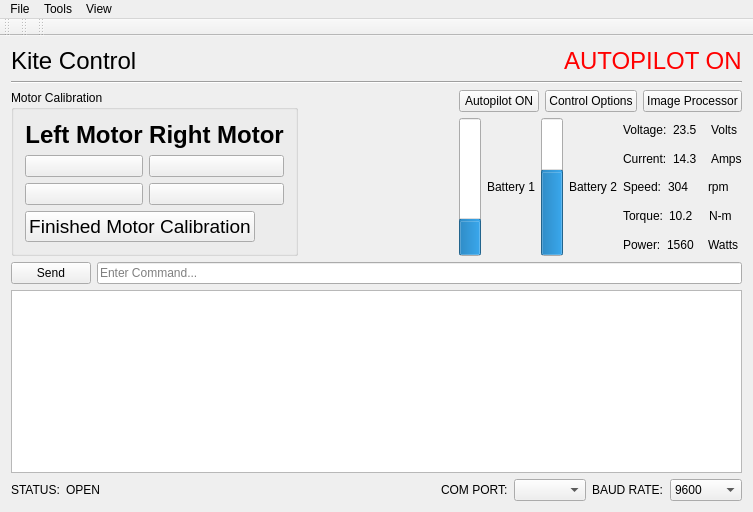
adrienemery/zenith-wind-power, file KiteControl-Qt/mainwindow.ui: the form before one commit.
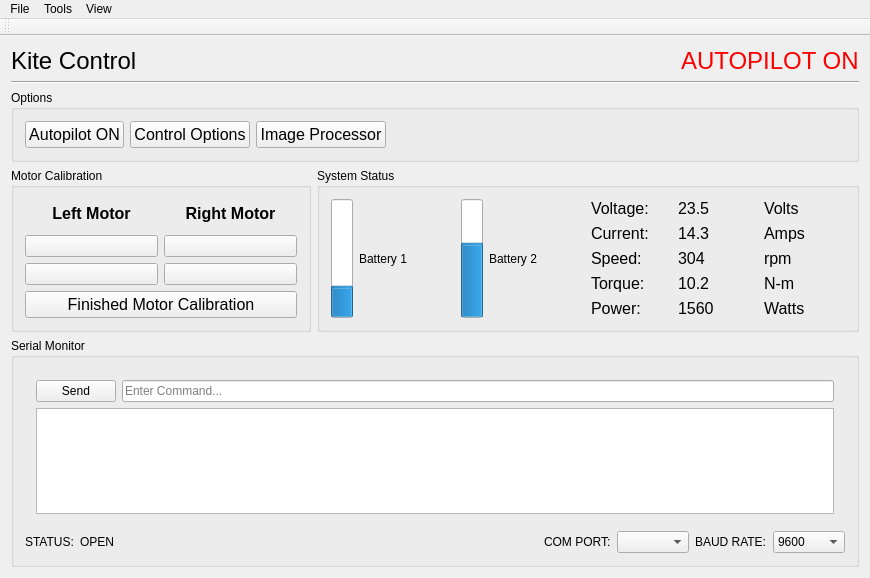
The form after the commit. Icons and pictures are not drawn.

Commit message: updated mainwindow UI layout

Patch:
```diff
--- a/KiteControl-Qt/mainwindow.ui
+++ b/KiteControl-Qt/mainwindow.ui
@@ -6,8 +6,8 @@
    <rect>
     <x>0</x>
     <y>0</y>
-    <width>753</width>
-    <height>512</height>
+    <width>870</width>
+    <height>578</height>
    </rect>
   </property>
   <property name="font">
@@ -22,20 +22,88 @@
    <string notr="true"/>
   </property>
   <widget class="QWidget" name="centralWidget">
-   <layout class="QVBoxLayout" name="verticalLayout_7">
+   <layout class="QGridLayout" name="gridLayout">
+    <item row="4" column="0">
+     <widget class="QGroupBox" name="">
+      <property name="title">
+       <string>Serial Monitor</string>
+      </property>
+      <layout class="QVBoxLayout" name="verticalLayout_2">
     <item>
-     <layout class="QVBoxLayout" name="verticalLayout_9">
+        <widget class="QWidget" name="" native="true">
+         <layout class="QVBoxLayout" name="verticalLayout">
       <item>
-       <layout class="QHBoxLayout" name="horizontalLayout_13">
+           <layout class="QHBoxLayout" name="horizontalLayout_2">
         <item>
-         <widget class="QLabel" name="label">
+             <widget class="QPushButton" name="serialSendButton">
           <property name="text">
-           <string>&lt;html&gt;&lt;head/&gt;&lt;body&gt;&lt;p&gt;&lt;span style=&quot; font-size:18pt;&quot;&gt;Kite Control&lt;/span&gt;&lt;/p&gt;&lt;/body&gt;&lt;/html&gt;</string>
+               <string>Send</string>
           </property>
          </widget>
         </item>
         <item>
-         <spacer name="horizontalSpacer">
+             <widget class="QLineEdit" name="serialInput">
+              <property name="focusPolicy">
+               <enum>Qt::StrongFocus</enum>
+              </property>
+              <property name="autoFillBackground">
+               <bool>false</bool>
+              </property>
+              <property name="text">
+               <string/>
+              </property>
+              <property name="placeholderText">
+               <string>Enter Command...</string>
+              </property>
+             </widget>
+            </item>
+           </layout>
+          </item>
+          <item>
+           <widget class="QTextBrowser" name="serialMonitor">
+            <property name="enabled">
+             <bool>true</bool>
+            </property>
+            <property name="cursor" stdset="0">
+             <cursorShape>IBeamCursor</cursorShape>
+            </property>
+            <property name="mouseTracking">
+             <bool>false</bool>
+            </property>
+            <property name="html">
+             <string>&lt;!DOCTYPE HTML PUBLIC &quot;-//W3C//DTD HTML 4.0//EN&quot; &quot;http://www.w3.org/TR/REC-html40/strict.dtd&quot;&gt;
+&lt;html&gt;&lt;head&gt;&lt;meta name=&quot;qrichtext&quot; content=&quot;1&quot; /&gt;&lt;style type=&quot;text/css&quot;&gt;
+p, li { white-space: pre-wrap; }
+&lt;/style&gt;&lt;/head&gt;&lt;body style=&quot; font-family:'Arial'; font-size:8.25pt; font-weight:400; font-style:normal;&quot;&gt;
+&lt;p style=&quot;-qt-paragraph-type:empty; margin-top:0px; margin-bottom:0px; margin-left:0px; margin-right:0px; -qt-block-indent:0; text-indent:0px; font-family:'Lucida Grande'; font-size:13pt;&quot;&gt;&lt;br /&gt;&lt;/p&gt;&lt;/body&gt;&lt;/html&gt;</string>
+            </property>
+           </widget>
+          </item>
+         </layout>
+        </widget>
+       </item>
+       <item>
+        <layout class="QHBoxLayout" name="horizontalLayout_9">
+         <item>
+          <layout class="QHBoxLayout" name="horizontalLayout_7">
+           <item>
+            <widget class="QLabel" name="label_3">
+             <property name="text">
+              <string>&lt;html&gt;&lt;head/&gt;&lt;body&gt;&lt;p&gt;STATUS:&lt;/p&gt;&lt;/body&gt;&lt;/html&gt;</string>
+             </property>
+            </widget>
+           </item>
+           <item>
+            <widget class="QLabel" name="serialStatusLabel">
+             <property name="text">
+              <string>&lt;html&gt;&lt;head/&gt;&lt;body&gt;&lt;p align=&quot;right&quot;&gt;OPEN&lt;/p&gt;&lt;/body&gt;&lt;/html&gt;</string>
+             </property>
+            </widget>
+           </item>
+          </layout>
+         </item>
+         <item>
+          <spacer name="horizontalSpacer_2">
           <property name="orientation">
            <enum>Qt::Horizontal</enum>
           </property>
@@ -48,57 +116,77 @@
          </spacer>
         </item>
         <item>
-         <widget class="QLabel" name="currentModeLabel">
-          <property name="font">
-           <font>
-            <family>Arial</family>
-            <pointsize>18</pointsize>
-           </font>
-          </property>
+          <layout class="QHBoxLayout" name="horizontalLayout_5">
+           <item>
+            <widget class="QLabel" name="label_21">
           <property name="text">
-           <string>&lt;html&gt;&lt;head/&gt;&lt;body&gt;&lt;p&gt;&lt;span style=&quot; font-size:18pt; color:#ff0000;&quot;&gt;AUTOPILOT ON&lt;/span&gt;&lt;/p&gt;&lt;/body&gt;&lt;/html&gt;</string>
+              <string>COM PORT:</string>
           </property>
          </widget>
         </item>
+           <item>
+            <widget class="QComboBox" name="portMenu">
+             <property name="currentText">
+              <string/>
+             </property>
+            </widget>
+           </item>
        </layout>
       </item>
       <item>
-       <widget class="Line" name="line">
-        <property name="sizePolicy">
-         <sizepolicy hsizetype="Minimum" vsizetype="Fixed">
-          <horstretch>0</horstretch>
-          <verstretch>0</verstretch>
-         </sizepolicy>
-        </property>
-        <property name="baseSize">
-         <size>
-          <width>0</width>
-          <height>0</height>
-         </size>
-        </property>
-        <property name="orientation">
-         <enum>Qt::Horizontal</enum>
-        </property>
+          <layout class="QHBoxLayout" name="horizontalLayout_3">
+           <item>
+            <widget class="QLabel" name="label_20">
+             <property name="text">
+              <string>BAUD RATE:</string>
+             </property>
+            </widget>
+           </item>
+           <item>
+            <widget class="QComboBox" name="baudRateMenu">
+             <item>
+              <property name="text">
+               <string>9600</string>
+              </property>
+             </item>
+             <item>
+              <property name="text">
+               <string>115200</string>
+              </property>
+             </item>
        </widget>
       </item>
      </layout>
     </item>
-    <item>
+        </layout>
+       </item>
+      </layout>
+     </widget>
+    </item>
+    <item row="3" column="0">
      <layout class="QHBoxLayout" name="horizontalLayout_17">
       <item>
        <widget class="QGroupBox" name="groupBox">
+        <property name="maximumSize">
+         <size>
+          <width>300</width>
+          <height>300</height>
+         </size>
+        </property>
         <property name="title">
          <string>Motor Calibration</string>
         </property>
-        <layout class="QFormLayout" name="formLayout">
-         <item row="0" column="0">
+        <layout class="QHBoxLayout" name="horizontalLayout_18">
+         <item>
+          <layout class="QVBoxLayout" name="verticalLayout_8">
+           <item>
           <layout class="QHBoxLayout" name="horizontalLayout">
            <item>
             <layout class="QVBoxLayout" name="verticalLayout_4">
              <item>
               <widget class="QLabel" name="label_6">
                <property name="text">
-                <string>&lt;html&gt;&lt;head/&gt;&lt;body&gt;&lt;p align=&quot;center&quot;&gt;&lt;span style=&quot; font-size:18pt; font-weight:600;&quot;&gt;Left Motor&lt;/span&gt;&lt;/p&gt;&lt;/body&gt;&lt;/html&gt;</string>
+                  <string>&lt;html&gt;&lt;head/&gt;&lt;body&gt;&lt;p align=&quot;center&quot;&gt;&lt;span style=&quot; font-size:12pt; font-weight:600;&quot;&gt;Left Motor&lt;/span&gt;&lt;/p&gt;&lt;/body&gt;&lt;/html&gt;</string>
                </property>
               </widget>
              </item>
@@ -161,7 +249,7 @@
              <item>
               <widget class="QLabel" name="label_7">
                <property name="text">
-                <string>&lt;html&gt;&lt;head/&gt;&lt;body&gt;&lt;p align=&quot;center&quot;&gt;&lt;span style=&quot; font-size:18pt; font-weight:600;&quot;&gt;Right Motor&lt;/span&gt;&lt;/p&gt;&lt;/body&gt;&lt;/html&gt;</string>
+                  <string>&lt;html&gt;&lt;head/&gt;&lt;body&gt;&lt;p align=&quot;center&quot;&gt;&lt;span style=&quot; font-size:12pt; font-weight:600;&quot;&gt;Right Motor&lt;/span&gt;&lt;/p&gt;&lt;/body&gt;&lt;/html&gt;</string>
                </property>
               </widget>
              </item>
@@ -221,12 +309,12 @@
            </item>
           </layout>
          </item>
-         <item row="1" column="0">
+           <item>
           <widget class="QPushButton" name="stopButton">
            <property name="font">
             <font>
              <family>Arial</family>
-             <pointsize>14</pointsize>
+               <pointsize>12</pointsize>
             </font>
            </property>
            <property name="toolTip">
@@ -247,67 +335,20 @@
           </widget>
          </item>
         </layout>
-        <zorder>rightMotorOutButton</zorder>
-        <zorder>leftMotorInButton</zorder>
-        <zorder>layoutWidget</zorder>
-       </widget>
-      </item>
-      <item>
-       <spacer name="horizontalSpacer_3">
-        <property name="orientation">
-         <enum>Qt::Horizontal</enum>
-        </property>
-        <property name="sizeHint" stdset="0">
-         <size>
-          <width>40</width>
-          <height>20</height>
-         </size>
-        </property>
-       </spacer>
-      </item>
-      <item>
-       <layout class="QVBoxLayout" name="verticalLayout_5">
-        <item>
-         <layout class="QHBoxLayout" name="horizontalLayout_16">
-          <item>
-           <widget class="QPushButton" name="autoPilotBtn">
-            <property name="enabled">
-             <bool>true</bool>
-            </property>
-            <property name="autoFillBackground">
-             <bool>true</bool>
-            </property>
-            <property name="styleSheet">
-             <string notr="true">    this{rgb(0, 128, 255)};
-</string>
-            </property>
-            <property name="text">
-             <string>Autopilot ON</string>
-            </property>
-            <property name="default">
-             <bool>false</bool>
-            </property>
-            <property name="flat">
-             <bool>false</bool>
-            </property>
-           </widget>
-          </item>
-          <item>
-           <widget class="QPushButton" name="controlOptions_Button">
-            <property name="text">
-             <string>Control Options</string>
-            </property>
-           </widget>
-          </item>
-          <item>
-           <widget class="QPushButton" name="imgProcButton">
-            <property name="text">
-             <string>Image Processor</string>
-            </property>
-           </widget>
-          </item>
-         </layout>
-        </item>
+         </item>
+        </layout>
+        <zorder>stopButton</zorder>
+        <zorder>autoPilotBtn</zorder>
+        <zorder>controlOptions_Button</zorder>
+        <zorder>imgProcButton</zorder>
+       </widget>
+      </item>
+      <item>
+       <widget class="QGroupBox" name="">
+        <property name="title">
+         <string>System Status</string>
+        </property>
+        <layout class="QHBoxLayout" name="horizontalLayout_19">
         <item>
          <layout class="QHBoxLayout" name="horizontalLayout_8">
           <item>
@@ -362,22 +403,25 @@
                <layout class="QHBoxLayout" name="horizontalLayout_6">
                 <item>
                  <widget class="QLabel" name="label_5">
+                   <property name="autoFillBackground">
+                    <bool>false</bool>
+                   </property>
                   <property name="text">
-                   <string>Voltage:</string>
+                    <string>&lt;html&gt;&lt;head/&gt;&lt;body&gt;&lt;p&gt;&lt;span style=&quot; font-size:12pt;&quot;&gt;Voltage:&lt;/span&gt;&lt;/p&gt;&lt;/body&gt;&lt;/html&gt;</string>
                   </property>
                  </widget>
                 </item>
                 <item>
                  <widget class="QLabel" name="voltageLabel">
                   <property name="text">
-                   <string>23.5</string>
+                    <string>&lt;html&gt;&lt;head/&gt;&lt;body&gt;&lt;p&gt;&lt;span style=&quot; font-size:12pt;&quot;&gt;23.5&lt;/span&gt;&lt;/p&gt;&lt;/body&gt;&lt;/html&gt;</string>
                   </property>
                  </widget>
                 </item>
                 <item>
                  <widget class="QLabel" name="label_9">
                   <property name="text">
-                   <string>Volts</string>
+                    <string>&lt;html&gt;&lt;head/&gt;&lt;body&gt;&lt;p&gt;&lt;span style=&quot; font-size:12pt;&quot;&gt;Volts&lt;/span&gt;&lt;/p&gt;&lt;/body&gt;&lt;/html&gt;</string>
                   </property>
                  </widget>
                 </item>
@@ -388,12 +432,17 @@
                 <item>
                  <widget class="QLabel" name="label_8">
                   <property name="text">
-                   <string>Current:</string>
+                    <string>&lt;html&gt;&lt;head/&gt;&lt;body&gt;&lt;p&gt;&lt;span style=&quot; font-size:12pt;&quot;&gt;Current:&lt;/span&gt;&lt;/p&gt;&lt;/body&gt;&lt;/html&gt;</string>
                   </property>
                  </widget>
                 </item>
                 <item>
                  <widget class="QLabel" name="currentLabel">
+                   <property name="font">
+                    <font>
+                     <pointsize>12</pointsize>
+                    </font>
+                   </property>
                   <property name="text">
                    <string>14.3</string>
                   </property>
@@ -401,6 +450,11 @@
                 </item>
                 <item>
                  <widget class="QLabel" name="label_10">
+                   <property name="font">
+                    <font>
+                     <pointsize>12</pointsize>
+                    </font>
+                   </property>
                   <property name="text">
                    <string>Amps</string>
                   </property>
@@ -412,6 +466,11 @@
                <layout class="QHBoxLayout" name="horizontalLayout_12">
                 <item>
                  <widget class="QLabel" name="label_11">
+                   <property name="font">
+                    <font>
+                     <pointsize>12</pointsize>
+                    </font>
+                   </property>
                   <property name="text">
                    <string>Speed:</string>
                   </property>
@@ -419,6 +478,11 @@
                 </item>
                 <item>
                  <widget class="QLabel" name="speedLabel">
+                   <property name="font">
+                    <font>
+                     <pointsize>12</pointsize>
+                    </font>
+                   </property>
                   <property name="text">
                    <string>304</string>
                   </property>
@@ -426,6 +490,11 @@
                 </item>
                 <item>
                  <widget class="QLabel" name="label_12">
+                   <property name="font">
+                    <font>
+                     <pointsize>12</pointsize>
+                    </font>
+                   </property>
                   <property name="text">
                    <string>rpm</string>
                   </property>
@@ -437,6 +506,11 @@
                <layout class="QHBoxLayout" name="horizontalLayout_14">
                 <item>
                  <widget class="QLabel" name="label_13">
+                   <property name="font">
+                    <font>
+                     <pointsize>12</pointsize>
+                    </font>
+                   </property>
                   <property name="text">
                    <string>Torque:</string>
                   </property>
@@ -444,6 +518,11 @@
                 </item>
                 <item>
                  <widget class="QLabel" name="torqueLabel">
+                   <property name="font">
+                    <font>
+                     <pointsize>12</pointsize>
+                    </font>
+                   </property>
                   <property name="text">
                    <string>10.2</string>
                   </property>
@@ -451,6 +530,11 @@
                 </item>
                 <item>
                  <widget class="QLabel" name="speed_units">
+                   <property name="font">
+                    <font>
+                     <pointsize>12</pointsize>
+                    </font>
+                   </property>
                   <property name="text">
                    <string>N-m</string>
                   </property>
@@ -462,6 +546,11 @@
                <layout class="QHBoxLayout" name="horizontalLayout_15">
                 <item>
                  <widget class="QLabel" name="label_14">
+                   <property name="font">
+                    <font>
+                     <pointsize>12</pointsize>
+                    </font>
+                   </property>
                   <property name="text">
                    <string>Power:</string>
                   </property>
@@ -469,6 +558,11 @@
                 </item>
                 <item>
                  <widget class="QLabel" name="powerLabel">
+                   <property name="font">
+                    <font>
+                     <pointsize>12</pointsize>
+                    </font>
+                   </property>
                   <property name="text">
                    <string>1560</string>
                   </property>
@@ -476,6 +570,11 @@
                 </item>
                 <item>
                  <widget class="QLabel" name="label_15">
+                   <property name="font">
+                    <font>
+                     <pointsize>12</pointsize>
+                    </font>
+                   </property>
                   <property name="text">
                    <string>Watts</string>
                   </property>
@@ -490,84 +589,135 @@
          </layout>
         </item>
        </layout>
+       </widget>
       </item>
      </layout>
     </item>
+    <item row="1" column="0">
+     <layout class="QVBoxLayout" name="verticalLayout_9">
     <item>
-     <layout class="QVBoxLayout" name="verticalLayout_2">
+       <layout class="QHBoxLayout" name="horizontalLayout_13">
       <item>
-       <layout class="QVBoxLayout" name="verticalLayout">
-        <item>
-         <layout class="QHBoxLayout" name="horizontalLayout_2">
-          <item>
-           <widget class="QPushButton" name="serialSendButton">
+         <widget class="QLabel" name="label">
             <property name="text">
-             <string>Send</string>
+           <string>&lt;html&gt;&lt;head/&gt;&lt;body&gt;&lt;p&gt;&lt;span style=&quot; font-size:18pt;&quot;&gt;Kite Control&lt;/span&gt;&lt;/p&gt;&lt;/body&gt;&lt;/html&gt;</string>
             </property>
            </widget>
           </item>
           <item>
-           <widget class="QLineEdit" name="serialInput">
-            <property name="focusPolicy">
-             <enum>Qt::StrongFocus</enum>
-            </property>
-            <property name="autoFillBackground">
-             <bool>false</bool>
-            </property>
+         <spacer name="horizontalSpacer">
+          <property name="orientation">
+           <enum>Qt::Horizontal</enum>
+          </property>
+          <property name="sizeHint" stdset="0">
+           <size>
+            <width>40</width>
+            <height>20</height>
+           </size>
+          </property>
+         </spacer>
+        </item>
+        <item>
+         <widget class="QLabel" name="currentModeLabel">
+          <property name="font">
+           <font>
+            <family>Arial</family>
+            <pointsize>18</pointsize>
+           </font>
+          </property>
             <property name="text">
-             <string/>
-            </property>
-            <property name="placeholderText">
-             <string>Enter Command...</string>
-            </property>
+           <string>&lt;html&gt;&lt;head/&gt;&lt;body&gt;&lt;p&gt;&lt;span style=&quot; font-size:18pt; color:#ff0000;&quot;&gt;AUTOPILOT ON&lt;/span&gt;&lt;/p&gt;&lt;/body&gt;&lt;/html&gt;</string>
+          </property>
+         </widget>
+        </item>
+       </layout>
+      </item>
+      <item>
+       <widget class="Line" name="line">
+        <property name="sizePolicy">
+         <sizepolicy hsizetype="Minimum" vsizetype="Fixed">
+          <horstretch>0</horstretch>
+          <verstretch>0</verstretch>
+         </sizepolicy>
+        </property>
+        <property name="baseSize">
+         <size>
+          <width>0</width>
+          <height>0</height>
+         </size>
+        </property>
+        <property name="orientation">
+         <enum>Qt::Horizontal</enum>
+        </property>
            </widget>
           </item>
          </layout>
         </item>
+    <item row="2" column="0">
+     <widget class="QGroupBox" name="">
+      <property name="title">
+       <string>Options</string>
+      </property>
+      <layout class="QHBoxLayout" name="horizontalLayout_16">
         <item>
-         <widget class="QTextBrowser" name="serialMonitor">
+        <widget class="QPushButton" name="autoPilotBtn">
           <property name="enabled">
            <bool>true</bool>
           </property>
-          <property name="cursor" stdset="0">
-           <cursorShape>IBeamCursor</cursorShape>
-          </property>
-          <property name="mouseTracking">
+         <property name="font">
+          <font>
+           <family>Arial</family>
+           <pointsize>12</pointsize>
+           <weight>50</weight>
+           <bold>false</bold>
+          </font>
+         </property>
+         <property name="autoFillBackground">
+          <bool>true</bool>
+         </property>
+         <property name="styleSheet">
+          <string notr="true">    this{rgb(0, 128, 255)};
+</string>
+         </property>
+         <property name="text">
+          <string>Autopilot ON</string>
+         </property>
+         <property name="default">
            <bool>false</bool>
           </property>
-          <property name="html">
-           <string>&lt;!DOCTYPE HTML PUBLIC &quot;-//W3C//DTD HTML 4.0//EN&quot; &quot;http://www.w3.org/TR/REC-html40/strict.dtd&quot;&gt;
-&lt;html&gt;&lt;head&gt;&lt;meta name=&quot;qrichtext&quot; content=&quot;1&quot; /&gt;&lt;style type=&quot;text/css&quot;&gt;
-p, li { white-space: pre-wrap; }
-&lt;/style&gt;&lt;/head&gt;&lt;body style=&quot; font-family:'Arial'; font-size:13pt; font-weight:400; font-style:normal;&quot;&gt;
-&lt;p style=&quot;-qt-paragraph-type:empty; margin-top:0px; margin-bottom:0px; margin-left:0px; margin-right:0px; -qt-block-indent:0; text-indent:0px; font-family:'Lucida Grande';&quot;&gt;&lt;br /&gt;&lt;/p&gt;&lt;/body&gt;&lt;/html&gt;</string>
+         <property name="flat">
+          <bool>false</bool>
           </property>
          </widget>
         </item>
-       </layout>
-      </item>
       <item>
-       <layout class="QHBoxLayout" name="horizontalLayout_9">
-        <item>
-         <layout class="QHBoxLayout" name="horizontalLayout_7">
-          <item>
-           <widget class="QLabel" name="label_3">
+        <widget class="QPushButton" name="controlOptions_Button">
+         <property name="font">
+          <font>
+           <pointsize>12</pointsize>
+           <weight>50</weight>
+           <bold>false</bold>
+          </font>
+         </property>
             <property name="text">
-             <string>&lt;html&gt;&lt;head/&gt;&lt;body&gt;&lt;p&gt;STATUS:&lt;/p&gt;&lt;/body&gt;&lt;/html&gt;</string>
+          <string>Control Options</string>
             </property>
            </widget>
           </item>
           <item>
-           <widget class="QLabel" name="serialStatusLabel">
+        <widget class="QPushButton" name="imgProcButton">
+         <property name="font">
+          <font>
+           <pointsize>12</pointsize>
+          </font>
+         </property>
             <property name="text">
-             <string>&lt;html&gt;&lt;head/&gt;&lt;body&gt;&lt;p align=&quot;right&quot;&gt;OPEN&lt;/p&gt;&lt;/body&gt;&lt;/html&gt;</string>
+          <string>Image Processor</string>
             </property>
            </widget>
           </item>
-         </layout>
-        </item>
         <item>
-         <spacer name="horizontalSpacer_2">
+        <spacer name="horizontalSpacer_3">
           <property name="orientation">
            <enum>Qt::Horizontal</enum>
           </property>
@@ -579,61 +729,10 @@
           </property>
          </spacer>
         </item>
-        <item>
-         <layout class="QHBoxLayout" name="horizontalLayout_5">
-          <item>
-           <widget class="QLabel" name="label_21">
-            <property name="text">
-             <string>COM PORT:</string>
-            </property>
-           </widget>
-          </item>
-          <item>
-           <widget class="QComboBox" name="portMenu">
-            <property name="currentText">
-             <string/>
-            </property>
-           </widget>
-          </item>
-         </layout>
-        </item>
-        <item>
-         <layout class="QHBoxLayout" name="horizontalLayout_3">
-          <item>
-           <widget class="QLabel" name="label_20">
-            <property name="text">
-             <string>BAUD RATE:</string>
-            </property>
-           </widget>
-          </item>
-          <item>
-           <widget class="QComboBox" name="baudRateMenu">
-            <item>
-             <property name="text">
-              <string>9600</string>
-             </property>
-            </item>
-            <item>
-             <property name="text">
-              <string>115200</string>
-             </property>
-            </item>
-           </widget>
-          </item>
-         </layout>
-        </item>
-       </layout>
-      </item>
-     </layout>
-    </item>
-   </layout>
-   <zorder>layoutWidget</zorder>
-   <zorder>layoutWidget</zorder>
-   <zorder>layoutWidget</zorder>
-   <zorder>line</zorder>
-   <zorder>autoPilotBtn</zorder>
-   <zorder>groupBox</zorder>
-   <zorder>layoutWidget_2</zorder>
+      </layout>
+     </widget>
+    </item>
+   </layout>
    <zorder></zorder>
    <zorder>autoPilotBtn</zorder>
    <zorder>imgProcButton</zorder>
@@ -644,8 +743,8 @@
     <rect>
      <x>0</x>
      <y>0</y>
-     <width>753</width>
-     <height>22</height>
+     <width>870</width>
+     <height>21</height>
     </rect>
    </property>
    <widget class="QMenu" name="menuTools">
@@ -678,28 +777,6 @@
     <bool>false</bool>
    </attribute>
   </widget>
-  <widget class="QToolBar" name="toolBar">
-   <property name="windowTitle">
-    <string>toolBar</string>
-   </property>
-   <attribute name="toolBarArea">
-    <enum>TopToolBarArea</enum>
-   </attribute>
-   <attribute name="toolBarBreak">
-    <bool>false</bool>
-   </attribute>
-  </widget>
-  <widget class="QToolBar" name="toolBar_2">
-   <property name="windowTitle">
-    <string>toolBar_2</string>
-   </property>
-   <attribute name="toolBarArea">
-    <enum>TopToolBarArea</enum>
-   </attribute>
-   <attribute name="toolBarBreak">
-    <bool>false</bool>
-   </attribute>
-  </widget>
   <action name="actionSerial_Port">
    <property name="text">
     <string>Serial Port</string>
```
Left out of the diff: 24 changed lines with no effect on the pictures. Lines whose indentation alone changed are shown as unchanged.
